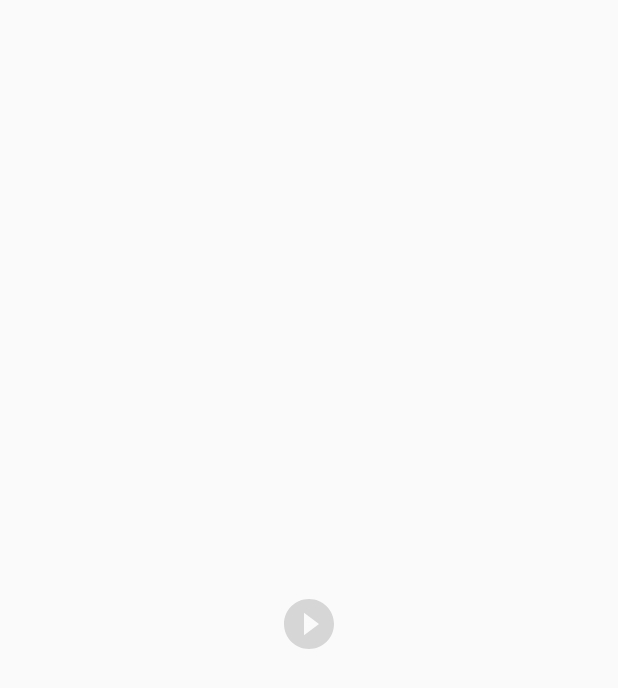
After one commit to hchim/AlphebetSong, an Android app: the layout fragment_show_voice.xml on its own in the app's theme, with its tools: preview values and no code run, on a phone screen of 412 x 824 dp. The commit adds this screen. Shown: the top 688 px of the screen. Run offline under Robolectric (Android 15) with nearby library versions, the phone set to English and light mode, and no system bars.

Commit message:
Add voice recording.

```diff
--- /dev/null
+++ b/app/src/main/res/drawable/ic_play_48dp.xml
@@ -0,0 +1,12 @@
+<?xml version="1.0" encoding="utf-8"?>
+<vector xmlns:android="http://schemas.android.com/apk/res/android"
+    android:width="48dp"
+    android:height="48dp"
+    android:viewportWidth="48"
+    android:viewportHeight="48">
+
+    <path
+        android:fillColor="@color/accent"
+        android:pathData="M24 4C12.95 4 4 12.95 4 24s8.95 20 20 20 20-8.95 20-20S35.05 4 24 4zm-4 29V15l12
+9-12 9z" />
+</vector>
--- /dev/null
+++ b/app/src/main/res/layout/fragment_show_voice.xml
@@ -0,0 +1,32 @@
+<?xml version="1.0" encoding="utf-8"?>
+<FrameLayout xmlns:android="http://schemas.android.com/apk/res/android"
+    xmlns:app="http://schemas.android.com/apk/res-auto"
+    xmlns:tools="http://schemas.android.com/tools"
+    android:layout_width="match_parent"
+    android:layout_height="match_parent"
+    android:paddingBottom="@dimen/fragment_bottom_margin"
+    android:paddingLeft="@dimen/fragment_horizontal_margin"
+    android:paddingRight="@dimen/fragment_horizontal_margin"
+    android:paddingTop="@dimen/fragment_top_margin"
+    tools:context="com.sleepaiden.alphebetsong.main.MainActivity">
+
+    <ProgressBar
+        style="?android:attr/progressBarStyleLarge"
+        android:layout_width="match_parent"
+        android:layout_height="wrap_content"
+        android:id="@+id/progressBar"
+        android:visibility="gone" />
+
+    <LinearLayout
+        android:layout_width="match_parent"
+        android:layout_height="match_parent"
+        android:gravity="center"
+        android:orientation="horizontal">
+
+        <ImageButton
+            android:id="@+id/playButton"
+            android:layout_width="@dimen/voice_play_button_width"
+            android:layout_height="@dimen/voice_play_button_height"
+            android:background="@drawable/ic_play_48dp" />
+    </LinearLayout>
+</FrameLayout>
--- a/app/src/main/res/values/dimens.xml
+++ b/app/src/main/res/values/dimens.xml
@@ -5,5 +5,16 @@
     <dimen name="activity_vertical_margin">16dp</dimen>
     <dimen name="appbar_padding_top">8dp</dimen>
     <dimen name="alphebet_page_image_margin">10dp</dimen>
-    <dimen name="alphebet_word_margin_top">40dp</dimen>
+    <dimen name="alphebet_word_margin_bottom">20dp</dimen>
+    <dimen name="alphebet_toolbar_margin_bottom">10dp</dimen>
+    <dimen name="alphebet_toolbar_height">40dp</dimen>
+    <dimen name="alphebet_toolbar_button_width">40dp</dimen>
+    <dimen name="alphebet_toolbar_button_margin_left">10dp</dimen>
+
+    <dimen name="voice_play_button_width">40dp</dimen>
+    <dimen name="voice_play_button_height">40dp</dimen>
+
+    <dimen name="fragment_horizontal_margin">24dp</dimen>
+    <dimen name="fragment_top_margin">16dp</dimen>
+    <dimen name="fragment_bottom_margin">8dp</dimen>
 </resources>
--- a/app/src/main/res/values/strings.xml
+++ b/app/src/main/res/values/strings.xml
@@ -2,6 +2,10 @@
     <string name="app_name">Alphebet Song</string>
     <string name="action_settings">Settings</string>
     <string name="title_activity_settings">Settings</string>
+
+    <string name="ok_button">OK</string>
+    <string name="save_button">Save</string>
+    <string name="cancel_button">Cancel</string>
 
     <array name="alphebet_words">
         <item>Apple</item>
--- a/app/src/main/res/values/styles.xml
+++ b/app/src/main/res/values/styles.xml
@@ -23,4 +23,7 @@
         <item name="android:textAlignment">center</item>
     </style>
 
+    <style name="AppTheme.ImageButton">
+        <item name="android:background">@color/primary_light</item>
+    </style>
 </resources>
--- a/build.gradle
+++ b/build.gradle
@@ -5,7 +5,7 @@ buildscript {
         jcenter()
     }
     dependencies {
-        classpath 'com.android.tools.build:gradle:2.3.0'
+        classpath 'com.android.tools.build:gradle:2.3.3'
         classpath 'com.jakewharton:butterknife-gradle-plugin:8.4.0'
         // NOTE: Do not place your application dependencies here; they belong
         // in the individual module build.gradle files
```
Also changed, not shown: app/src/main/AndroidManifest.xml (+7 -0 lines), app/src/main/java/com/sleepaiden/alphebetsong/main/PlaceholderFragment.java (+103 -0 lines), app/src/main/java/com/sleepaiden/alphebetsong/main/VoiceFragmentDialog.java (added, +115 -0 lines), app/src/main/res/drawable/ic_mic_white_48dp.xml (added, +13 -0 lines), app/src/main/res/drawable/ic_pause_48dp.xml (added, +12 -0 lines), app/src/main/res/layout/fragment_page.xml (+28 -3 lines).
